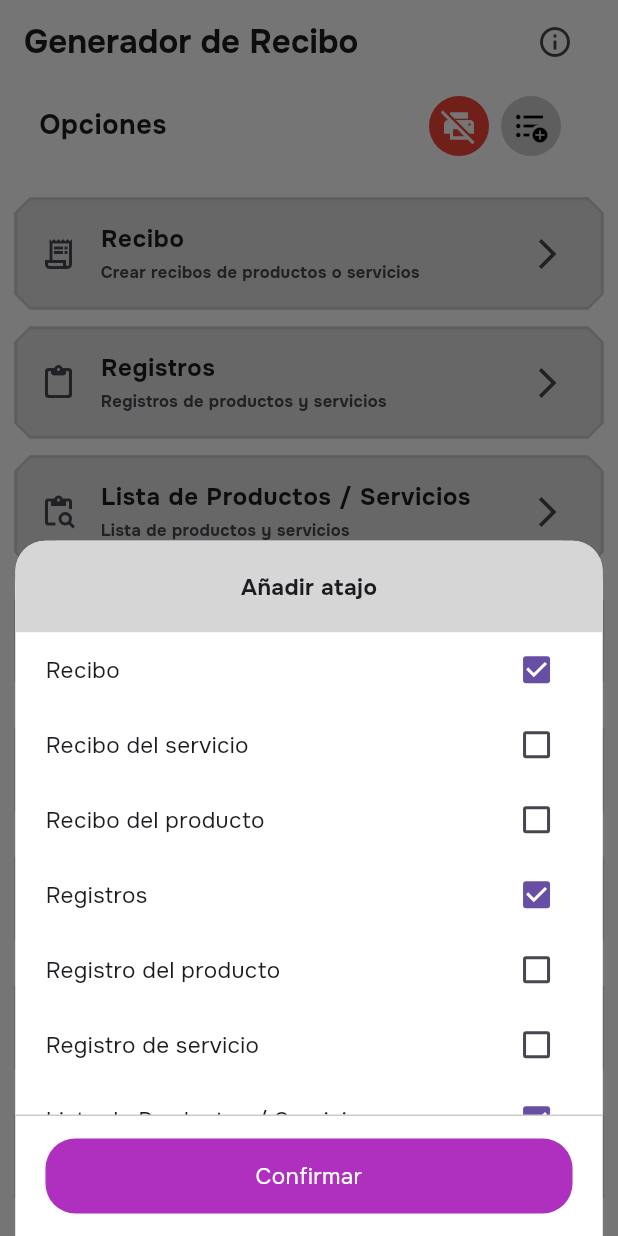
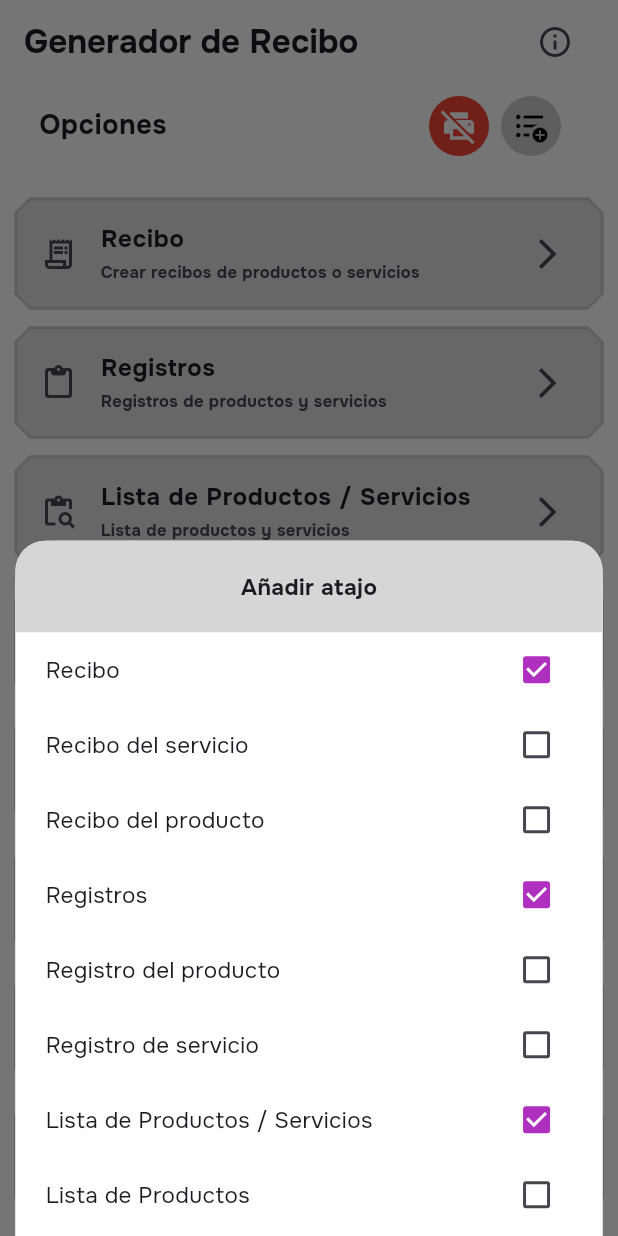
Before and after one commit to HanJian16/Ballots-Template, a Flutter app: the screen it shows after launch, after a tap on the "format list bulleted add" icon, on a phone screen of 412 x 824 dp. Run offline on Flutter 3.47's test engine with Material 3 defaults, Android fonts, the phone set to English and light mode, and no system bars; our stand-ins replace get, google_fonts, permission_handler, signature.

Commit message:
refactor: convert HomeScreen to StatefulWidget and initialize ListController in initState

```diff
--- a/frontend/ballots_template_flutter/lib/screens/home_screen.dart
+++ b/frontend/ballots_template_flutter/lib/screens/home_screen.dart
@@ -1,5 +1,5 @@
 import 'package:ballots_template_flutter/controllers/list_controller.dart';
-import 'package:ballots_template_flutter/widgets/custom_btn.dart';
+// import 'package:ballots_template_flutter/widgets/custom_btn.dart';
 import 'package:ballots_template_flutter/widgets/screen_container.dart';
 import 'package:flutter/material.dart';
 import 'package:get/get.dart';
@@ -13,6 +13,12 @@ class HomeScreen extends StatefulWidget {
 }
 
 class _HomeScreenState extends State<HomeScreen> {
+  @override
+  void initState() {
+    super.initState();
+    Get.put(ListController());
+  }
+
   void showBottomSheet(BuildContext context) {
     final ListController controller = Get.find();
 
@@ -67,12 +73,34 @@ class _HomeScreenState extends State<HomeScreen> {
                               fontSize: 15,
                             ),
                           ),
+                          // Container(
+                          //   padding: const EdgeInsets.all(1.5),
+                          //   width: 20,
+                          //   height: 20,
+                          //   decoration: BoxDecoration(
+                          //     borderRadius: BorderRadius.circular(4),
+                          //     border: Border.all(
+                          //         color: const Color(0xFFAF30BF), width: 1.5),
+                          //   ),
+                          //   child: Container(
+                          //     color: item['selected']
+                          //         ? const Color(0xFFAF30BF)
+                          //         : Colors.white,
+                          //   ),
+                          // )
                           Checkbox(
-                            value: item['selected'],
+                            value: controller.listTileData[index]['selected'],
                             onChanged: (bool? value) {
                               controller.updateSelection(
                                   index, value); // Actualiza la selección
+                              // setState(() {});
                             },
+                            activeColor:
+                                item['selected'] ? const Color(0xFFAF30BF) : Colors.white,
+                            checkColor: Colors.white,
+                            // activeColor:
+                            //     item['selected'] ? Colors.green : Colors.red,
+                            // checkColor: Colors.white,
                           )
                         ],
                       ),
@@ -81,25 +109,25 @@ class _HomeScreenState extends State<HomeScreen> {
                 );
               }),
             ),
-            Container(
-              decoration: const BoxDecoration(
-                border: Border(
-                  top: BorderSide(width: 1, color: Color(0xFFCCCCCC)),
-                ),
-              ),
-              child: Padding(
-                padding:
-                    const EdgeInsets.symmetric(horizontal: 20, vertical: 15),
-                child: CustomBtn(
-                  text: 'Confirmar',
-                  status: 1,
-                  onPressed: () {
-                    setState(() {});
-                    Navigator.pop(context);
-                  },
-                ),
-              ),
-            )
+            // Container(
+            //   decoration: const BoxDecoration(
+            //     border: Border(
+            //       top: BorderSide(width: 1, color: Color(0xFFCCCCCC)),
+            //     ),
+            //   ),
+            //   child: Padding(
+            //     padding:
+            //         const EdgeInsets.symmetric(horizontal: 20, vertical: 15),
+            //     child: CustomBtn(
+            //       text: 'Confirmar',
+            //       status: 1,
+            //       onPressed: () {
+            //         setState(() {});
+            //         Navigator.pop(context);
+            //       },
+            //     ),
+            //   ),
+            // )
           ],
         ),
       ),
@@ -108,8 +136,7 @@ class _HomeScreenState extends State<HomeScreen> {
 
   @override
   Widget build(BuildContext context) {
-    final ListController controller = Get.put(ListController());
-
+    final ListController controller = Get.find();
     return ScreenContainer(
       backgroundColor: Colors.white,
       appBarChildren: const Text(
```
